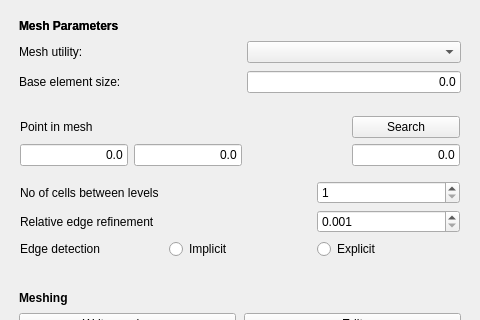
Before: the Qt Designer form Gui/TaskPanelCfdMesh.ui in jaheyns/CfdOF, drawn with Qt 5; both pictures show x 0 to 480 and y 0 to 320 of the 480 by 856 pixel window.
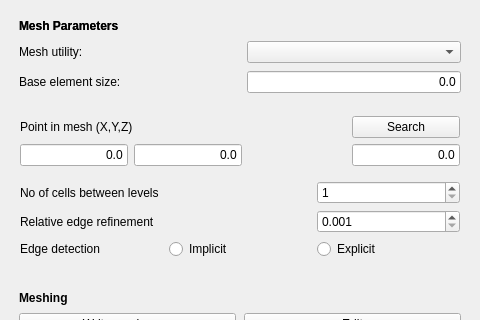
After: the same form once the commit is applied. Custom widgets are drawn as their Qt base class.

Diff of the .ui file:
```diff
--- a/Gui/TaskPanelCfdMesh.ui
+++ b/Gui/TaskPanelCfdMesh.ui
@@ -241,7 +241,7 @@
          </font>
         </property>
         <property name="text">
-         <string>Point in mesh</string>
+         <string>Point in mesh (X,Y,Z)</string>
         </property>
        </widget>
       </item>
```
